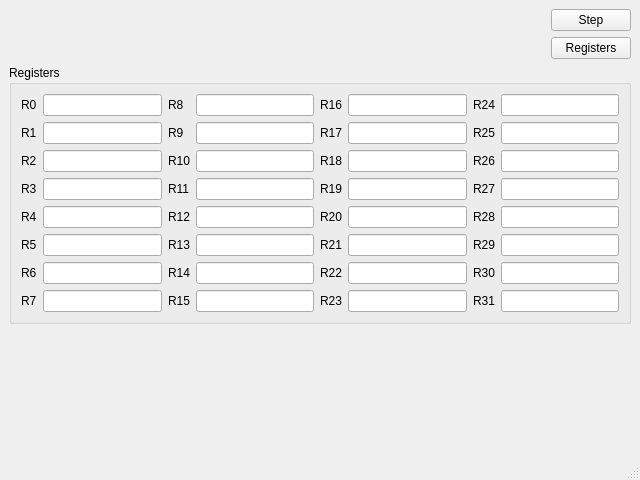
First picture: the form in ui/ui/MainWindow.ui, repository mlafroce/avr-avogadro, before the edit.
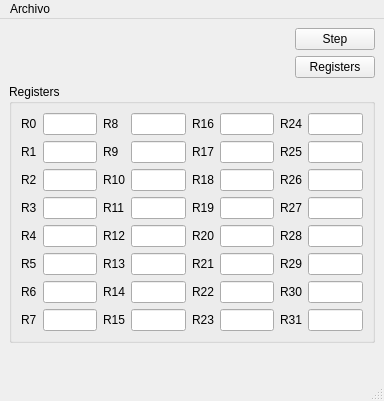
Second picture: the form after the edit.

What changed in the file:
```diff
--- a/ui/ui/MainWindow.ui
+++ b/ui/ui/MainWindow.ui
@@ -6,8 +6,8 @@
    <rect>
     <x>0</x>
     <y>0</y>
-    <width>640</width>
-    <height>480</height>
+    <width>384</width>
+    <height>401</height>
    </rect>
   </property>
   <property name="windowTitle">
@@ -415,10 +415,17 @@
     <rect>
      <x>0</x>
      <y>0</y>
-     <width>640</width>
+     <width>384</width>
      <height>19</height>
     </rect>
    </property>
+   <widget class="QMenu" name="fileMenu">
+    <property name="title">
+     <string>Archivo</string>
+    </property>
+    <addaction name="loadFileMenuAction"/>
+   </widget>
+   <addaction name="fileMenu"/>
   </widget>
   <widget class="QStatusBar" name="statusbar"/>
  </widget>
```
Left out of the diff: 5 changed lines with no effect on the pictures. Lines whose indentation alone changed are shown as unchanged.
